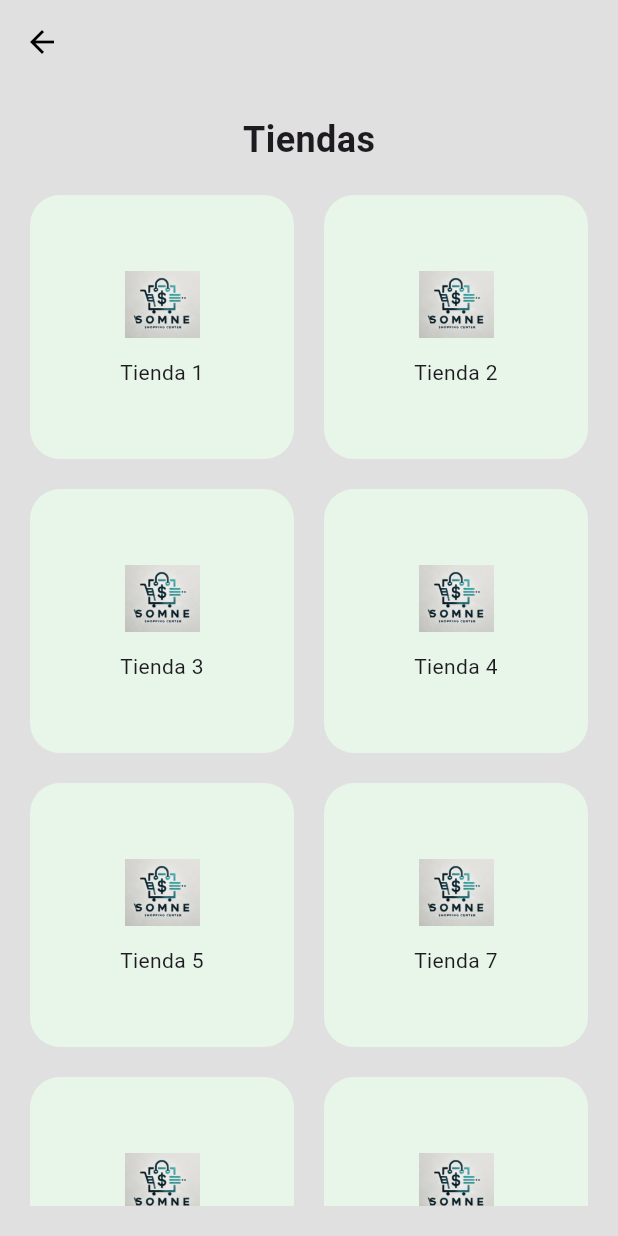
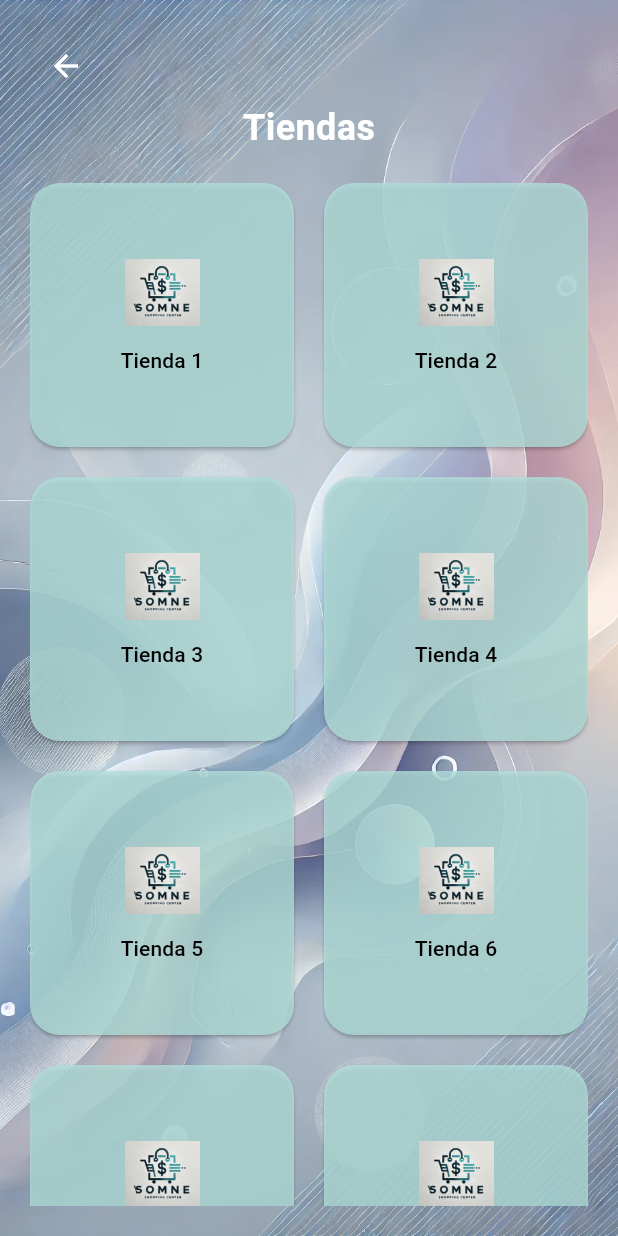
Before and after one commit to Wandering308/AppCC, a Flutter app: the MenuInicial screen opened directly, after a tap on "Tiendas", on a phone screen of 412 x 824 dp. Run offline on Flutter 3.47's test engine with Material 3 defaults, Android fonts, the phone set to English and light mode, and no system bars.

Commit message:
subida felipe

```diff
--- a/lib/MenuInicial.dart
+++ b/lib/MenuInicial.dart
@@ -1,40 +1,34 @@
 import 'package:flutter/material.dart';
 import 'Tiendas.dart'; // Importamos la pantalla de Tiendas
+import 'Mapa.dart'; // Importamos la pantalla de Mapa
 
 class MenuInicial extends StatelessWidget {
   @override
   Widget build(BuildContext context) {
     return Scaffold(
-      backgroundColor: Colors.grey[300],
-      appBar: AppBar(
-        backgroundColor: Colors.transparent,
-        elevation: 0,
-        leading: IconButton(
-          icon: Icon(Icons.arrow_back, color: Colors.black),
-          onPressed: () {
-            Navigator.pop(context);
-          },
+      body: Stack(
+        children: [
+          // Imagen de fondo
+          Positioned.fill(
+            child: Image.asset(
+              'assets/background.jpg', // Cambiado a background.jpg
+              fit: BoxFit.cover,
             ),
-        actions: [
-          IconButton(
-            icon: Icon(Icons.menu, color: Colors.black),
-            onPressed: () {
-              // Acción para abrir el menú de opciones
-            },
           ),
-        ],
-      ),
-      body: Padding(
+          // Contenido de la pantalla
+          Padding(
             padding: EdgeInsets.all(20),
             child: Column(
               children: [
+                // Espacio para la barra de búsqueda y los demás widgets
+                SizedBox(height: MediaQuery.of(context).padding.top),
                 // Campo de búsqueda
                 TextField(
                   decoration: InputDecoration(
                     prefixIcon: Icon(Icons.search),
                     hintText: 'Buscar',
                     filled: true,
-                fillColor: Colors.grey[200],
+                    fillColor: Colors.grey.withOpacity(0.7), // Corregido
                     border: OutlineInputBorder(
                       borderRadius: BorderRadius.circular(30),
                       borderSide: BorderSide.none,
@@ -45,7 +39,7 @@ class MenuInicial extends StatelessWidget {
                 // Título
                 Text(
                   'Ingresa a tus servicios',
-              style: TextStyle(fontSize: 18, fontWeight: FontWeight.bold),
+                  style: TextStyle(fontSize: 18, fontWeight: FontWeight.bold, color: Colors.white),
                 ),
                 SizedBox(height: 20),
                 // Cuadrícula de botones de servicios
@@ -69,15 +63,17 @@ class MenuInicial extends StatelessWidget {
                 // Botones inferiores
                 Column(
                   children: [
-                _buildMenuButton('Promociones', Icons.local_offer),
+                    _buildMenuButton(context, 'Promociones', Icons.local_offer),
                     SizedBox(height: 10),
-                _buildMenuButton('Anuncios', Icons.announcement),
+                    _buildMenuButton(context, 'Anuncios', Icons.announcement),
                     SizedBox(height: 10),
-                _buildMenuButton('Mapa', Icons.map),
+                    _buildMenuButton(context, 'Mapa', Icons.map), // Llamada al botón de Mapa
                   ],
                 ),
               ],
             ),
+          ),
+        ],
       ),
     );
   }
@@ -86,7 +82,7 @@ class MenuInicial extends StatelessWidget {
   Widget _buildServiceButton(BuildContext context, IconData icon, String label) {
     return ElevatedButton(
       style: ElevatedButton.styleFrom(
-        backgroundColor: Colors.green[50],
+        backgroundColor: Color(0xFFB2DFDB).withOpacity(0.8), // Usando un color personalizado con opacidad
         shape: RoundedRectangleBorder(
           borderRadius: BorderRadius.circular(20),
         ),
@@ -121,20 +117,28 @@ class MenuInicial extends StatelessWidget {
         children: [
           Icon(icon, size: 50, color: Colors.black),
           SizedBox(height: 10),
-          Text(label, textAlign: TextAlign.center),
+          Text(label, textAlign: TextAlign.center, style: TextStyle(color: Colors.black)),
         ],
       ),
     );
   }
 
   // Widget para los botones del menú inferior
-  Widget _buildMenuButton(String label, IconData icon) {
+  Widget _buildMenuButton(BuildContext context, String label, IconData icon) {
     return ElevatedButton(
       onPressed: () {
-        // Acción al presionar el botón
+        if (label == 'Mapa') {
+          // Navegar a la pantalla del Mapa
+          Navigator.push(
+            context,
+            MaterialPageRoute(
+              builder: (context) => Mapa(latitude: 40.7128, longitude: -74.0060), // Coordenadas de ejemplo
+            ),
+          );
+        }
       },
       style: ElevatedButton.styleFrom(
-        backgroundColor: Colors.green[400],
+        backgroundColor: Color(0xFF66BB6A).withOpacity(0.8), // Usando un color personalizado con opacidad
         shape: RoundedRectangleBorder(
           borderRadius: BorderRadius.circular(30),
         ),
--- a/lib/Tiendas.dart
+++ b/lib/Tiendas.dart
@@ -1,28 +1,40 @@
 import 'package:flutter/material.dart';
+import 'DetalleTienda.dart'; // Importa el widget de la pantalla de detalle de la tienda
 
 class Tiendas extends StatelessWidget {
   @override
   Widget build(BuildContext context) {
     return Scaffold(
-      backgroundColor: Colors.grey[300],
-      appBar: AppBar(
-        backgroundColor: Colors.transparent,
-        elevation: 0,
-        leading: IconButton(
-          icon: Icon(Icons.arrow_back, color: Colors.black),
+      body: Stack(
+        children: [
+          // Imagen de fondo
+          Positioned.fill(
+            child: Image.asset(
+              'assets/background.jpg', // Ruta de la imagen de fondo
+              fit: BoxFit.cover,
+            ),
+          ),
+          // Contenido de la pantalla
+          Padding(
+            padding: EdgeInsets.all(20),
+            child: Column(
+              children: [
+                // Botón de regreso (AppBar)
+                Row(
+                  children: [
+                    IconButton(
+                      icon: Icon(Icons.arrow_back, color: Colors.white),
                       onPressed: () {
                         Navigator.pop(context);
                       },
                     ),
+                  ],
                 ),
-      body: Padding(
-        padding: EdgeInsets.all(20),
-        child: Column(
-          children: [
                 // Título de la sección
                 Text(
                   'Tiendas',
-              style: TextStyle(fontSize: 24, fontWeight: FontWeight.bold),
+                  style: TextStyle(
+                      fontSize: 24, fontWeight: FontWeight.bold, color: Colors.white),
                 ),
                 SizedBox(height: 20),
                 // Cuadrícula de tiendas
@@ -32,32 +44,46 @@ class Tiendas extends StatelessWidget {
                     crossAxisSpacing: 20,
                     mainAxisSpacing: 20,
                     children: [
-                  _buildStoreButton('assets/images/store1.png', 'Tienda 1'),
-                  _buildStoreButton('assets/images/store2.png', 'Tienda 2'),
-                  _buildStoreButton('assets/images/store3.png', 'Tienda 3'),
-                  _buildStoreButton('assets/images/store4.png', 'Tienda 4'),
-                  _buildStoreButton('assets/images/store5.png', 'Tienda 5'),
-                  _buildStoreButton('assets/images/store6.png', 'Tienda 7'),
-                  _buildStoreButton('assets/images/store6.png', 'Tienda 8'),
-                  _buildStoreButton('assets/images/store6.png', 'Tienda 9'),
-                  _buildStoreButton('assets/images/store6.png', 'Tienda 10'),
-                  _buildStoreButton('assets/images/store6.png', 'Tienda 6'),
+                      _buildStoreButton(context, 'assets/images/store1.png', 'Tienda 1'),
+                      _buildStoreButton(context, 'assets/images/store2.png', 'Tienda 2'),
+                      _buildStoreButton(context, 'assets/images/store3.png', 'Tienda 3'),
+                      _buildStoreButton(context, 'assets/images/store4.png', 'Tienda 4'),
+                      _buildStoreButton(context, 'assets/images/store5.png', 'Tienda 5'),
+                      _buildStoreButton(context, 'assets/images/store6.png', 'Tienda 6'),
+                      _buildStoreButton(context, 'assets/images/store7.png', 'Tienda 7'),
+                      _buildStoreButton(context, 'assets/images/store8.png', 'Tienda 8'),
+                      _buildStoreButton(context, 'assets/images/store9.png', 'Tienda 9'),
+                      _buildStoreButton(context, 'assets/images/store10.png', 'Tienda 10'),
                     ],
                   ),
                 ),
               ],
             ),
           ),
+        ],
+      ),
     );
   }
 
   // Widget para los botones de tiendas
-  Widget _buildStoreButton(String imagePath, String label) {
-    return Container(
-      decoration: BoxDecoration(
-        color: Colors.green[50],
+  Widget _buildStoreButton(BuildContext context, String imagePath, String label) {
+    return ElevatedButton(
+      style: ElevatedButton.styleFrom(
+        backgroundColor: Color(0xFFB2DFDB).withOpacity(0.8), // Usando color personalizado con opacidad
+        shape: RoundedRectangleBorder(
           borderRadius: BorderRadius.circular(20),
         ),
+        padding: EdgeInsets.all(10),
+      ),
+      onPressed: () {
+        // Navegar a la pantalla de detalle de la tienda
+        Navigator.push(
+          context,
+          MaterialPageRoute(
+            builder: (context) => DetalleTienda(tiendaNombre: label),
+          ),
+        );
+      },
       child: Column(
         mainAxisAlignment: MainAxisAlignment.center,
         children: [
@@ -65,9 +91,12 @@ class Tiendas extends StatelessWidget {
             imagePath,
             width: 50,
             height: 50,
+            errorBuilder: (context, error, stackTrace) {
+              return Icon(Icons.error, size: 50, color: Colors.red);
+            },
           ),
           SizedBox(height: 10),
-          Text(label, textAlign: TextAlign.center),
+          Text(label, textAlign: TextAlign.center, style: TextStyle(color: Colors.black)),
         ],
       ),
     );
```
Also changed, not shown: lib/DetalleTienda.dart (added, +157 -0 lines), lib/Mapa.dart (added, +49 -0 lines), pubspec.yaml (+18 -1 lines), assets/images/banner.png (added), assets/images/logo.png (added), assets/images/promo1.png (added), assets/images/promo2.png (added), assets/images/promo3.png (added), assets/images/promo4.png (added), pubspec.lock, 5 other files. Lines whose indentation alone changed are shown as unchanged.
